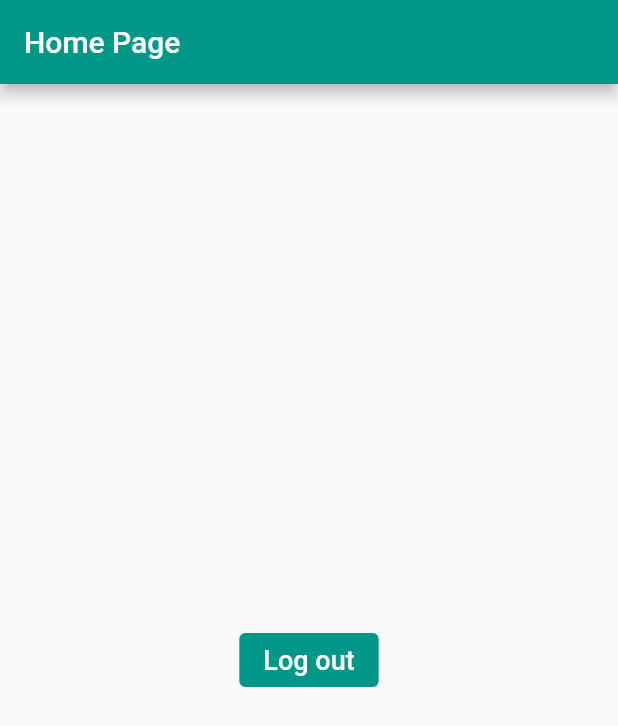
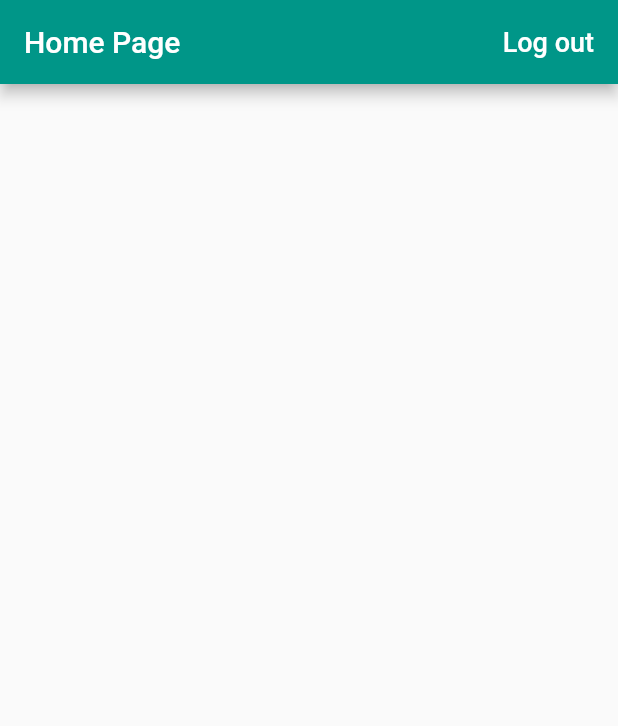
Before and after one commit to thecodexhub/flutterbase, a Flutter app: the screen it shows once a user with an empty profile is signed in, on a phone screen of 412 x 824 dp. Shown: the top 726 px of the screen. Run offline on Flutter 3.47's test engine with Material 2 defaults, Android fonts, the phone set to English and light mode, and no system bars; our stand-ins replace firebase_auth, firebase_storage, google_sign_in; missing offline and left inert: flutter_facebook_login; accounts and stored records are empty.

Commit message:
Add files via upload

```diff
--- a/lib/app/home_page.dart
+++ b/lib/app/home_page.dart
@@ -1,6 +1,9 @@
+import 'dart:typed_data';
+
 import 'package:flutter/material.dart';
 import 'package:flutterbase/app/services/auth.dart';
 import 'package:provider/provider.dart';
+import 'package:firebase_storage/firebase_storage.dart';
 
 class HomePage extends StatelessWidget {
   Future<void> _signOut(BuildContext context) async {
@@ -17,13 +20,8 @@ class HomePage extends StatelessWidget {
     return Scaffold(
       appBar: AppBar(
         title: Text('Home Page'),
-      ),
-      body: Center(
-        child: FlatButton(
-          color: Theme.of(context).primaryColor,
-          shape: RoundedRectangleBorder(
-            borderRadius: BorderRadius.circular(4.0),
-          ),
+        actions: [
+          FlatButton(
             child: Text(
               'Log out',
               style: TextStyle(
@@ -33,7 +31,9 @@ class HomePage extends StatelessWidget {
             ),
             onPressed: () => _signOut(context),
           ),
+        ],
       ),
+      body: Container(),
     );
   }
 }
```
Also changed, not shown: lib/app/services/auth.dart (+21 -0 lines), lib/app/sign_in/sign_in_page.dart (+17 -0 lines). Lines whose indentation alone changed are shown as unchanged.
